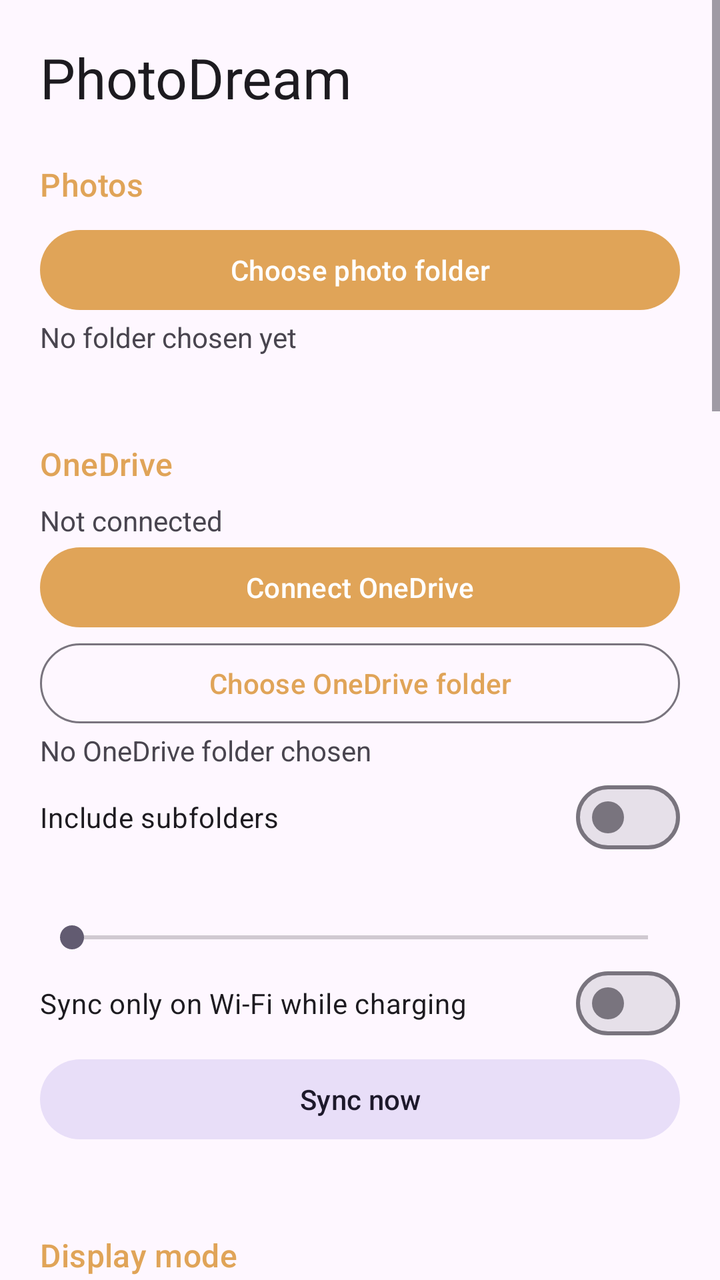
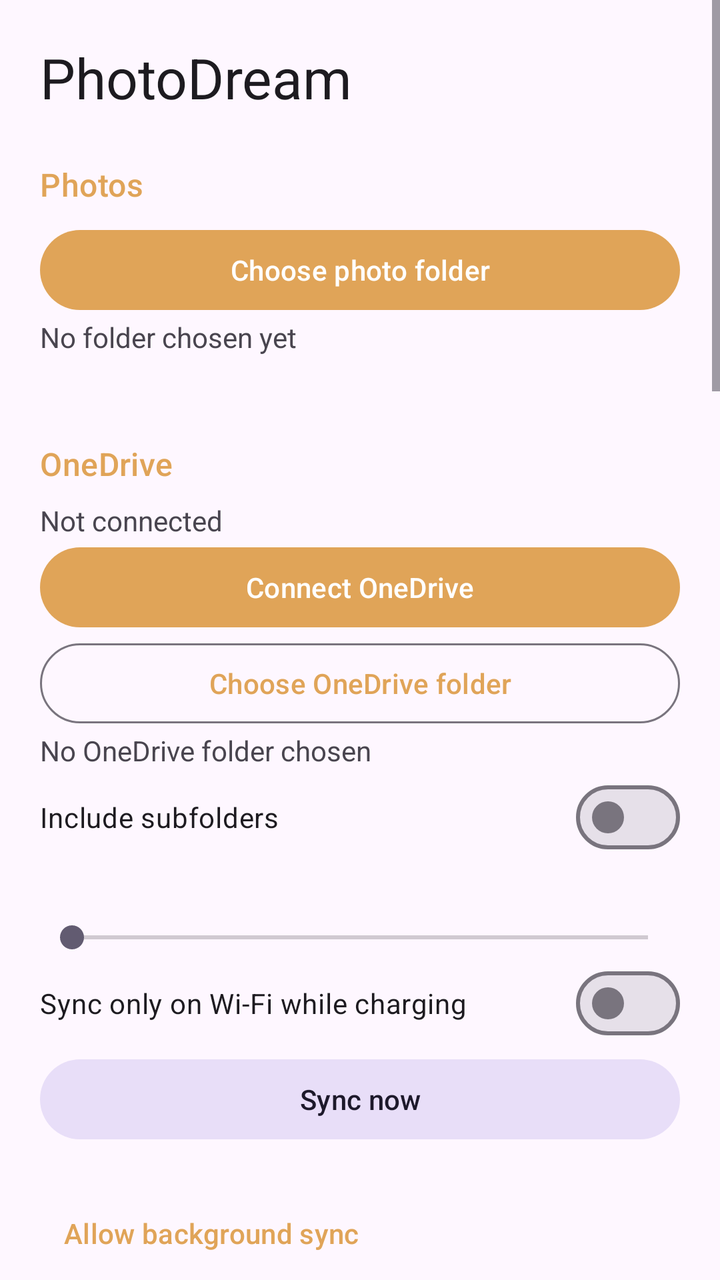

Two renders of the same Android screen: before a commit and after it. Below are the layout's source before the change and the commit's diff.
<!-- AndroidManifest.xml: application theme Theme.PhotoDream -->
<!-- res/layout/activity_settings.xml -->
<?xml version="1.0" encoding="utf-8"?>
<ScrollView xmlns:android="http://schemas.android.com/apk/res/android"
    android:layout_width="match_parent"
    android:layout_height="match_parent"
    android:fitsSystemWindows="true">

    <LinearLayout
        android:layout_width="match_parent"
        android:layout_height="wrap_content"
        android:orientation="vertical"
        android:padding="20dp">

        <TextView
            android:layout_width="wrap_content"
            android:layout_height="wrap_content"
            android:text="@string/app_name"
            android:textAppearance="?attr/textAppearanceHeadlineMedium" />

        
        <TextView
            style="@style/SectionTitle"
            android:text="@string/section_photos" />

        <com.google.android.material.button.MaterialButton
            android:id="@+id/btn_choose_folder"
            android:layout_width="match_parent"
            android:layout_height="wrap_content"
            android:text="@string/choose_folder" />

        <TextView
            android:id="@+id/txt_folder"
            android:layout_width="match_parent"
            android:layout_height="wrap_content"
            android:text="@string/no_folder" />

        <TextView
            android:id="@+id/txt_count"
            android:layout_width="match_parent"
            android:layout_height="wrap_content"
            android:textStyle="bold" />

        
        <TextView
            style="@style/SectionTitle"
            android:text="@string/section_onedrive" />

        <TextView
            android:id="@+id/txt_onedrive_status"
            android:layout_width="match_parent"
            android:layout_height="wrap_content"
            android:text="@string/onedrive_not_connected" />

        <com.google.android.material.button.MaterialButton
            android:id="@+id/btn_onedrive_connect"
            android:layout_width="match_parent"
            android:layout_height="wrap_content"
            android:text="@string/onedrive_connect" />

        
        <LinearLayout
            android:id="@+id/group_onedrive"
            android:layout_width="match_parent"
            android:layout_height="wrap_content"
            android:orientation="vertical">

            <com.google.android.material.button.MaterialButton
                android:id="@+id/btn_onedrive_folder"
                style="@style/Widget.Material3.Button.OutlinedButton"
                android:layout_width="match_parent"
                android:layout_height="wrap_content"
                android:text="@string/onedrive_choose_folder" />

            <TextView
                android:id="@+id/txt_onedrive_folder"
                android:layout_width="match_parent"
                android:layout_height="wrap_content"
                android:text="@string/onedrive_no_folder" />

            <com.google.android.material.materialswitch.MaterialSwitch
                android:id="@+id/sw_onedrive_subfolders"
                android:layout_width="match_parent"
                android:layout_height="wrap_content"
                android:text="@string/onedrive_subfolders" />

            <TextView
                android:id="@+id/txt_onedrive_max"
                android:layout_width="wrap_content"
                android:layout_height="wrap_content"
                android:layout_marginTop="8dp" />

            <SeekBar
                android:id="@+id/seek_onedrive_max"
                android:layout_width="match_parent"
                android:layout_height="wrap_content" />

            <com.google.android.material.materialswitch.MaterialSwitch
                android:id="@+id/sw_onedrive_wifi"
                android:layout_width="match_parent"
                android:layout_height="wrap_content"
                android:text="@string/onedrive_wifi_charging" />

            <com.google.android.material.button.MaterialButton
                android:id="@+id/btn_onedrive_sync"
                style="@style/Widget.Material3.Button.TonalButton"
                android:layout_width="match_parent"
                android:layout_height="wrap_content"
                android:text="@string/onedrive_sync_now" />

            <TextView
                android:id="@+id/txt_onedrive_last_sync"
                android:layout_width="match_parent"
                android:layout_height="wrap_content"
                android:alpha="0.7" />
        </LinearLayout>

        
        
        <TextView
            style="@style/SectionTitle"
            android:text="@string/section_mode" />

        <RadioGroup
            android:id="@+id/group_mode"
            android:layout_width="match_parent"
            android:layout_height="wrap_content">

            <RadioButton
                android:id="@+id/radio_mode_single"
                android:layout_width="wrap_content"
                android:layout_height="wrap_content"
                android:text="@string/mode_single" />

            <RadioButton
                android:id="@+id/radio_mode_table"
                android:layout_width="wrap_content"
                android:layout_height="wrap_content"
                android:text="@string/mode_table" />
        </RadioGroup>

        
        <TextView
            style="@style/SectionTitle"
            android:text="@string/section_slideshow" />

        <TextView
            android:id="@+id/txt_interval"
            android:layout_width="wrap_content"
            android:layout_height="wrap_content" />

        <SeekBar
            android:id="@+id/seek_interval"
            android:layout_width="match_parent"
            android:layout_height="wrap_content"
            android:max="55" />

        
        <LinearLayout
            android:id="@+id/group_single_only"
            android:layout_width="match_parent"
            android:layout_height="wrap_content"
            android:orientation="vertical">

            <TextView
                android:layout_width="wrap_content"
                android:layout_height="wrap_content"
                android:layout_marginTop="12dp"
                android:text="@string/transition_label" />

            <RadioGroup
                android:id="@+id/group_transition"
                android:layout_width="match_parent"
                android:layout_height="wrap_content">

                <RadioButton
                    android:id="@+id/radio_slide"
                    android:layout_width="wrap_content"
                    android:layout_height="wrap_content"
                    android:text="@string/transition_slide" />

                <RadioButton
                    android:id="@+id/radio_fade"
                    android:layout_width="wrap_content"
                    android:layout_height="wrap_content"
                    android:text="@string/transition_fade" />

                <RadioButton
                    android:id="@+id/radio_ken_burns"
                    android:layout_width="wrap_content"
                    android:layout_height="wrap_content"
                    android:text="@string/transition_ken_burns" />
            </RadioGroup>

            <com.google.android.material.materialswitch.MaterialSwitch
                android:id="@+id/sw_crop"
                android:layout_width="match_parent"
                android:layout_height="wrap_content"
                android:text="@string/crop" />
        </LinearLayout>

        <com.google.android.material.materialswitch.MaterialSwitch
            android:id="@+id/sw_shuffle"
            android:layout_width="match_parent"
            android:layout_height="wrap_content"
            android:text="@string/shuffle" />

        <com.google.android.material.materialswitch.MaterialSwitch
            android:id="@+id/sw_clock"
            android:layout_width="match_parent"
            android:layout_height="wrap_content"
            android:text="@string/show_clock" />

        <com.google.android.material.materialswitch.MaterialSwitch
            android:id="@+id/sw_dim"
            android:layout_width="match_parent"
            android:layout_height="wrap_content"
            android:text="@string/dim" />

        
        <LinearLayout
            android:id="@+id/group_table_only"
            android:layout_width="match_parent"
            android:layout_height="wrap_content"
            android:orientation="vertical">

            <TextView
                style="@style/SectionTitle"
                android:text="@string/section_table" />

            <TextView
                android:layout_width="wrap_content"
                android:layout_height="wrap_content"
                android:text="@string/entry_label" />

            <RadioGroup
                android:id="@+id/group_entry"
                android:layout_width="match_parent"
                android:layout_height="wrap_content">

                <RadioButton
                    android:id="@+id/radio_entry_drop"
                    android:layout_width="wrap_content"
                    android:layout_height="wrap_content"
                    android:text="@string/entry_drop" />

                <RadioButton
                    android:id="@+id/radio_entry_fly"
                    android:layout_width="wrap_content"
                    android:layout_height="wrap_content"
                    android:text="@string/entry_fly_in" />

                <RadioButton
                    android:id="@+id/radio_entry_pop"
                    android:layout_width="wrap_content"
                    android:layout_height="wrap_content"
                    android:text="@string/entry_pop" />

                <RadioButton
                    android:id="@+id/radio_entry_fade"
                    android:layout_width="wrap_content"
                    android:layout_height="wrap_content"
                    android:text="@string/entry_fade" />

                <RadioButton
                    android:id="@+id/radio_entry_random"
                    android:layout_width="wrap_content"
                    android:layout_height="wrap_content"
                    android:text="@string/entry_random" />
            </RadioGroup>

            <TextView
                android:id="@+id/txt_max_cards"
                android:layout_width="wrap_content"
                android:layout_height="wrap_content"
                android:layout_marginTop="12dp" />

            <SeekBar
                android:id="@+id/seek_max_cards"
                android:layout_width="match_parent"
                android:layout_height="wrap_content" />

            <TextView
                android:id="@+id/txt_card_size"
                android:layout_width="wrap_content"
                android:layout_height="wrap_content"
                android:layout_marginTop="12dp" />

            <SeekBar
                android:id="@+id/seek_card_size"
                android:layout_width="match_parent"
                android:layout_height="wrap_content" />

            <TextView
                android:id="@+id/txt_rotation"
                android:layout_width="wrap_content"
                android:layout_height="wrap_content"
                android:layout_marginTop="12dp" />

            <SeekBar
                android:id="@+id/seek_rotation"
                android:layout_width="match_parent"
                android:layout_height="wrap_content" />

            <com.google.android.material.materialswitch.MaterialSwitch
                android:id="@+id/sw_drift"
                android:layout_width="match_parent"
                android:layout_height="wrap_content"
                android:text="@string/drift" />

            <TextView
                android:layout_width="match_parent"
                android:layout_height="wrap_content"
                android:layout_marginTop="4dp"
                android:alpha="0.6"
                android:text="@string/table_gestures" />
        </LinearLayout>

        
        <TextView
            style="@style/SectionTitle"
            android:text="@string/section_run" />

        <com.google.android.material.button.MaterialButton
            android:id="@+id/btn_preview"
            android:layout_width="match_parent"
            android:layout_height="wrap_content"
            android:text="@string/preview" />

        <com.google.android.material.button.MaterialButton
            android:id="@+id/btn_system_settings"
            style="@style/Widget.Material3.Button.OutlinedButton"
            android:layout_width="match_parent"
            android:layout_height="wrap_content"
            android:text="@string/open_system_settings" />

        <TextView
            android:layout_width="match_parent"
            android:layout_height="wrap_content"
            android:layout_marginTop="8dp"
            android:alpha="0.7"
            android:text="@string/system_hint" />
    </LinearLayout>
</ScrollView>
<!-- resources referenced by this layout -->
<resources>
  <string name="app_name">PhotoDream</string>
  <string name="choose_folder">Choose photo folder</string>
  <string name="crop">Fill screen (crop edges)</string>
  <string name="dim">Dim screen (good for bedside)</string>
  <string name="drift">Slow floating movement</string>
  <string name="entry_drop">Drop onto the table</string>
  <string name="entry_fade">Fade in</string>
  <string name="entry_fly_in">Fly in from the side</string>
  <string name="entry_label">How photos arrive</string>
  <string name="entry_pop">Pop up</string>
  <string name="entry_random">Random mix</string>
  <string name="mode_single">One photo at a time</string>
  <string name="mode_table">Photo table (photos pile up)</string>
  <string name="no_folder">No folder chosen yet</string>
  <string name="onedrive_choose_folder">Choose OneDrive folder</string>
  <string name="onedrive_connect">Connect OneDrive</string>
  <string name="onedrive_no_folder">No OneDrive folder chosen</string>
  <string name="onedrive_not_connected">Not connected</string>
  <string name="onedrive_subfolders">Include subfolders</string>
  <string name="onedrive_sync_now">Sync now</string>
  <string name="onedrive_wifi_charging">Sync only on Wi-Fi while charging</string>
  <string name="open_system_settings">Open system screen saver settings</string>
  <string name="preview">Preview now</string>
  <string name="section_mode">Display mode</string>
  <string name="section_onedrive">OneDrive</string>
  <string name="section_photos">Photos</string>
  <string name="section_run">Run it</string>
  <string name="section_slideshow">Slideshow</string>
  <string name="section_table">Photo table</string>
  <string name="show_clock">Show clock</string>
  <string name="shuffle">Shuffle</string>
  <string name="system_hint">In system settings, pick \"PhotoDream slideshow\" and set \"When to start\" to \"While charging\". On Samsung you may need to turn off Always On Display.</string>
  <string name="table_gestures">Drag a photo to move it · flick it to throw it away · long-press the empty table (or Back) to exit</string>
  <string name="transition_fade">Fade</string>
  <string name="transition_ken_burns">Ken Burns (slow zoom)</string>
  <string name="transition_label">Transition</string>
  <string name="transition_slide">Slide</string>
  <style name="SectionTitle">
          <item name="android:layout_width">wrap_content</item>
          <item name="android:layout_height">wrap_content</item>
          <item name="android:layout_marginTop">24dp</item>
          <item name="android:layout_marginBottom">8dp</item>
          <item name="android:textAppearance">?attr/textAppearanceTitleMedium</item>
          <item name="android:textColor">?attr/colorPrimary</item>
      </style>
  <style name="Theme.PhotoDream" parent="Theme.Material3.DayNight.NoActionBar">
          <item name="colorPrimary">@color/accent</item>
      </style>
  <color name="accent">#FFE0A458</color>
</resources>

<!-- the commit's change to res/layout/activity_settings.xml (unified diff, before → after) -->
@@ -111,6 +111,20 @@
                 android:layout_width="match_parent"
                 android:layout_height="wrap_content"
                 android:alpha="0.7" />
+
+            <com.google.android.material.button.MaterialButton
+                android:id="@+id/btn_onedrive_battery"
+                style="@style/Widget.Material3.Button.TextButton"
+                android:layout_width="wrap_content"
+                android:layout_height="wrap_content"
+                android:text="@string/onedrive_battery" />
+
+            <TextView
+                android:id="@+id/txt_onedrive_battery_hint"
+                android:layout_width="match_parent"
+                android:layout_height="wrap_content"
+                android:alpha="0.6"
+                android:text="@string/onedrive_battery_hint" />
         </LinearLayout>
 
         
<!-- resource entries referenced after the edit -->
@@ -14,6 +14,8 @@
   <string name="mode_single">One photo at a time</string>
   <string name="mode_table">Photo table (photos pile up)</string>
   <string name="no_folder">No folder chosen yet</string>
+  <string name="onedrive_battery">Allow background sync</string>
+  <string name="onedrive_battery_hint">Samsung may cut PhotoDream\'s internet in the background. Tap above and choose Allow so the automatic sync while charging is not interrupted.</string>
   <string name="onedrive_choose_folder">Choose OneDrive folder</string>
   <string name="onedrive_connect">Connect OneDrive</string>
   <string name="onedrive_no_folder">No OneDrive folder chosen</string>
